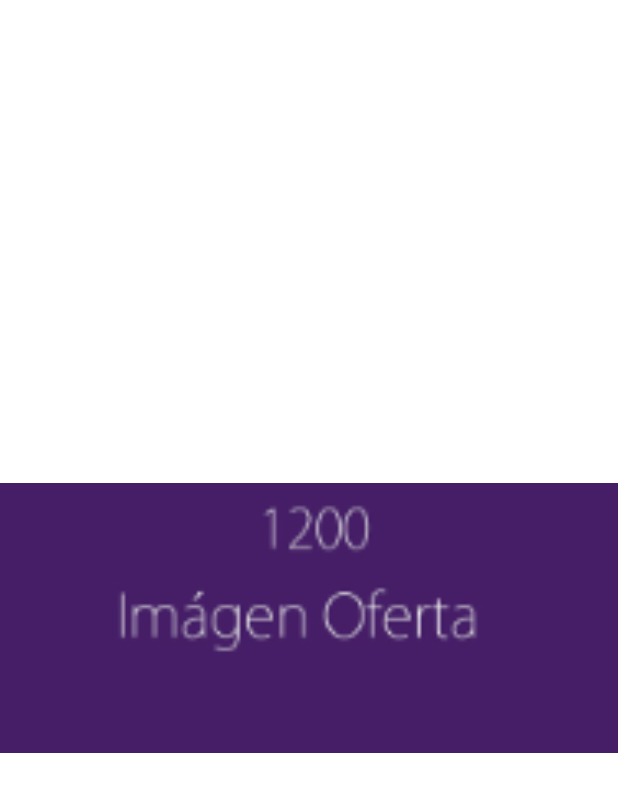
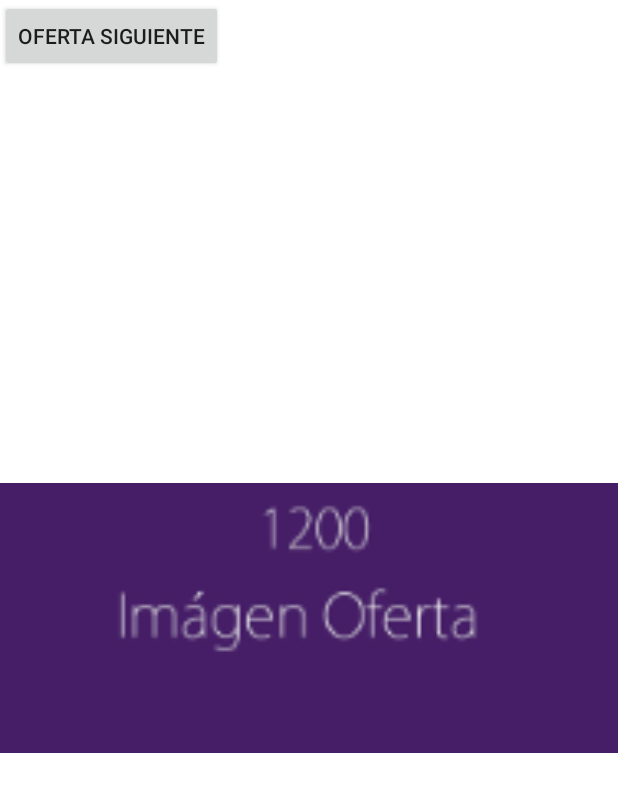
Before and after one commit to MelanieRL/emmm, an Android app: the layout widget.xml on its own in the app's theme, with its tools: preview values and no code run, on a phone screen of 412 x 824 dp. Shown: the top 792 px of the screen. Run offline under Robolectric (Android 15) with nearby library versions, the phone set to English and light mode, and no system bars.

Commit message:
ajustes widget
_

```diff
--- a/app/src/main/res/layout/widget.xml
+++ b/app/src/main/res/layout/widget.xml
@@ -16,6 +16,19 @@
             android:layout_width="match_parent"
             android:layout_height="match_parent" />
 
+        <LinearLayout
+            android:layout_width="match_parent"
+            android:layout_height="match_parent"
+            android:orientation="horizontal" >
+
+            <Button android:id="@+id/BtnNext"
+                android:layout_width="wrap_content"
+                android:layout_height="wrap_content"
+                android:text="@string/next_offer" />
+
+
+        </LinearLayout>
+
     </FrameLayout>
 
 </FrameLayout>
--- a/app/src/main/res/values/strings.xml
+++ b/app/src/main/res/values/strings.xml
@@ -4,4 +4,5 @@
     <string name="app_name">ListDemo</string>
     <string name="opcion">Has seleccionado:</string>
     <string name="widget">widget</string>
+    <string name="next_offer">Oferta Siguiente</string>
 </resources>
```
Also changed, not shown: app/src/main/java/com/example/provenlogic1/googlemap_connect/Widget.java (+10 -2 lines), app/src/main/java/com/example/provenlogic1/googlemap_connect/WidgetConfig.java (added, +47 -0 lines), app/src/main/res/drawable/oferta_demo_2.jpg (added).
